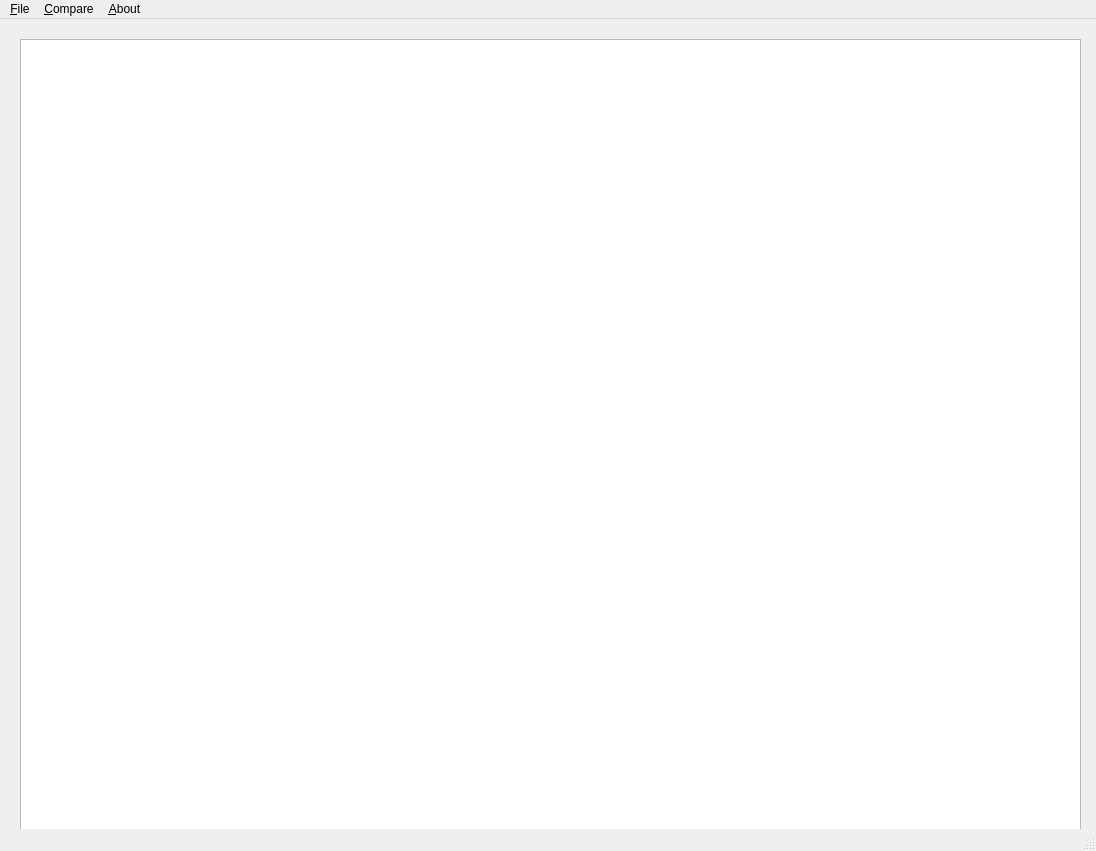
technology-maen/face-detection-db, file face-detection.ui: the form before one commit.
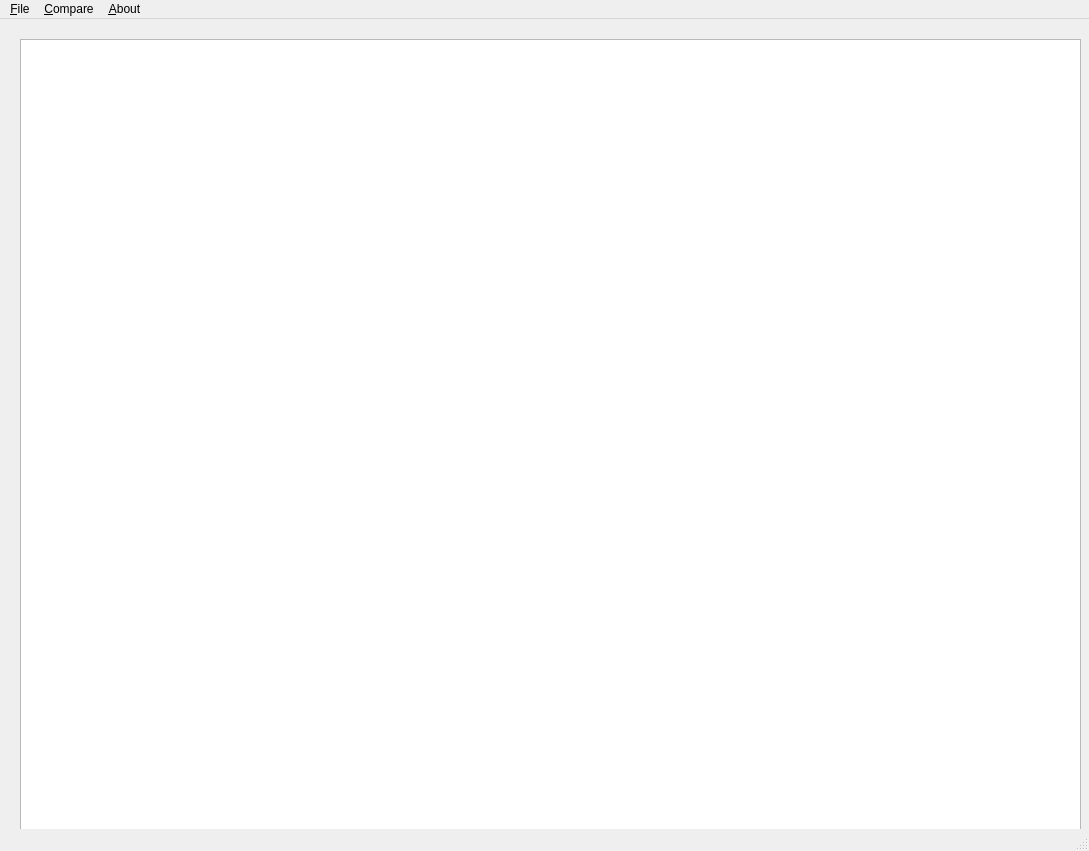
The form after the commit. Icons and pictures are not drawn.

The edit to the form file:
```diff
--- a/face-detection.ui
+++ b/face-detection.ui
@@ -6,7 +6,7 @@
    <rect>
     <x>0</x>
     <y>0</y>
-    <width>1096</width>
+    <width>1089</width>
     <height>851</height>
    </rect>
   </property>
@@ -29,6 +29,15 @@
    <iconset theme="QIcon::ThemeIcon::FolderOpen"/>
   </property>
   <widget class="QWidget" name="centralwidget">
+   <property name="sizePolicy">
+    <sizepolicy hsizetype="Maximum" vsizetype="Maximum">
+     <horstretch>0</horstretch>
+     <verstretch>0</verstretch>
+    </sizepolicy>
+   </property>
+   <property name="autoFillBackground">
+    <bool>true</bool>
+   </property>
    <widget class="QWidget" name="verticalLayoutWidget">
     <property name="geometry">
      <rect>
@@ -62,7 +71,7 @@
     <rect>
      <x>0</x>
      <y>0</y>
-     <width>1096</width>
+     <width>1089</width>
      <height>37</height>
     </rect>
    </property>
```
Left out of the diff: 10 changed lines with no effect on the pictures.
